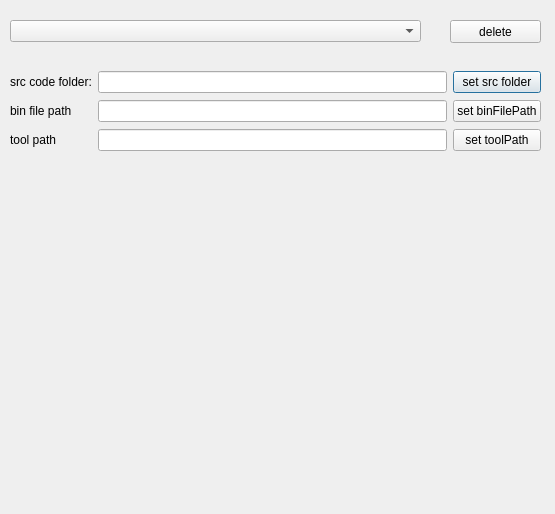
Old version of the form qf_pc_assistant/dialog_config.ui in the repository qingfengforum/qf_pc_assistant.
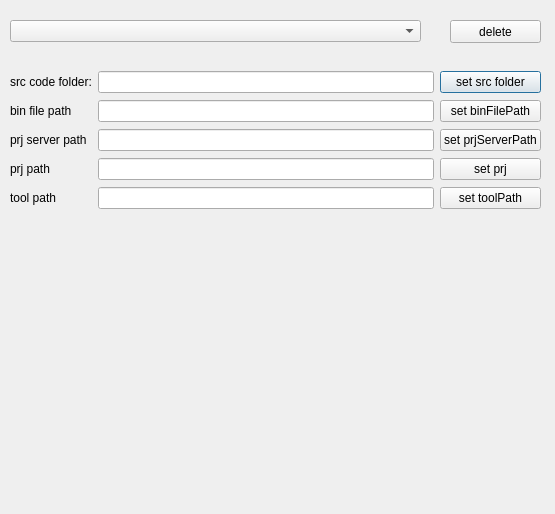
New version of the form.

Patch:
```diff
--- a/qf_pc_assistant/dialog_config.ui
+++ b/qf_pc_assistant/dialog_config.ui
@@ -29,7 +29,7 @@
      <x>10</x>
      <y>70</y>
      <width>531</width>
-     <height>83</height>
+     <height>141</height>
     </rect>
    </property>
    <layout class="QGridLayout" name="gridLayout">
@@ -40,16 +40,26 @@
       </property>
      </widget>
     </item>
-    <item row="0" column="1">
-     <widget class="QLineEdit" name="lineEdit_srcCodePath"/>
+    <item row="1" column="2">
+     <widget class="QLineEdit" name="lineEdit_binFilePaht"/>
     </item>
     <item row="0" column="2">
+     <widget class="QLineEdit" name="lineEdit_srcCodePath"/>
+    </item>
+    <item row="0" column="3">
      <widget class="QPushButton" name="pushButton_setSourcefolder">
       <property name="text">
        <string>set src folder</string>
       </property>
      </widget>
     </item>
+    <item row="1" column="3">
+     <widget class="QPushButton" name="pushButton_setBinFilePath">
+      <property name="text">
+       <string>set binFilePath</string>
+      </property>
+     </widget>
+    </item>
     <item row="1" column="0">
      <widget class="QLabel" name="label_2">
       <property name="text">
@@ -57,33 +67,57 @@
       </property>
      </widget>
     </item>
-    <item row="1" column="1">
-     <widget class="QLineEdit" name="lineEdit_binFilePaht"/>
+    <item row="4" column="2">
+     <widget class="QLineEdit" name="lineEdit_toolFilePath"/>
     </item>
-    <item row="1" column="2">
-     <widget class="QPushButton" name="pushButton_setBinFilePath">
-      <property name="text">
-       <string>set binFilePath</string>
-      </property>
-     </widget>
-    </item>
-    <item row="2" column="0">
+    <item row="4" column="0">
      <widget class="QLabel" name="label_3">
       <property name="text">
        <string>tool path</string>
       </property>
      </widget>
     </item>
-    <item row="2" column="1">
-     <widget class="QLineEdit" name="lineEdit_toolFilePath"/>
-    </item>
-    <item row="2" column="2">
+    <item row="4" column="3">
      <widget class="QPushButton" name="pushButton_setToolPath">
       <property name="text">
        <string>set toolPath</string>
       </property>
      </widget>
     </item>
+    <item row="3" column="3">
+     <widget class="QPushButton" name="pushButton_setPrjPath">
+      <property name="text">
+       <string>set prj</string>
+      </property>
+     </widget>
+    </item>
+    <item row="3" column="2">
+     <widget class="QLineEdit" name="lineEdit_prjFilePath"/>
+    </item>
+    <item row="3" column="0">
+     <widget class="QLabel" name="label_4">
+      <property name="text">
+       <string>prj path</string>
+      </property>
+     </widget>
+    </item>
+    <item row="2" column="0">
+     <widget class="QLabel" name="label_5">
+      <property name="text">
+       <string>prj server path</string>
+      </property>
+     </widget>
+    </item>
+    <item row="2" column="2">
+     <widget class="QLineEdit" name="lineEdit_prjServerPath"/>
+    </item>
+    <item row="2" column="3">
+     <widget class="QPushButton" name="pushButton_setPrjServerPath">
+      <property name="text">
+       <string>set prjServerPath</string>
+      </property>
+     </widget>
+    </item>
    </layout>
   </widget>
   <widget class="QPushButton" name="pushButton_config_deletePrj">
```
